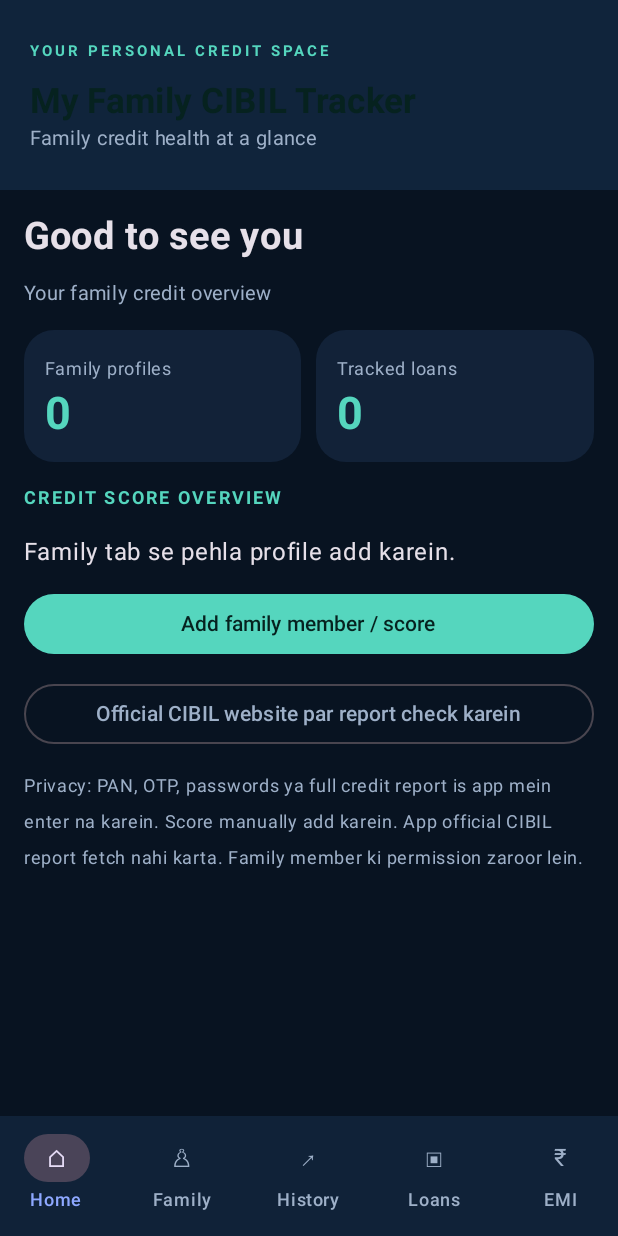
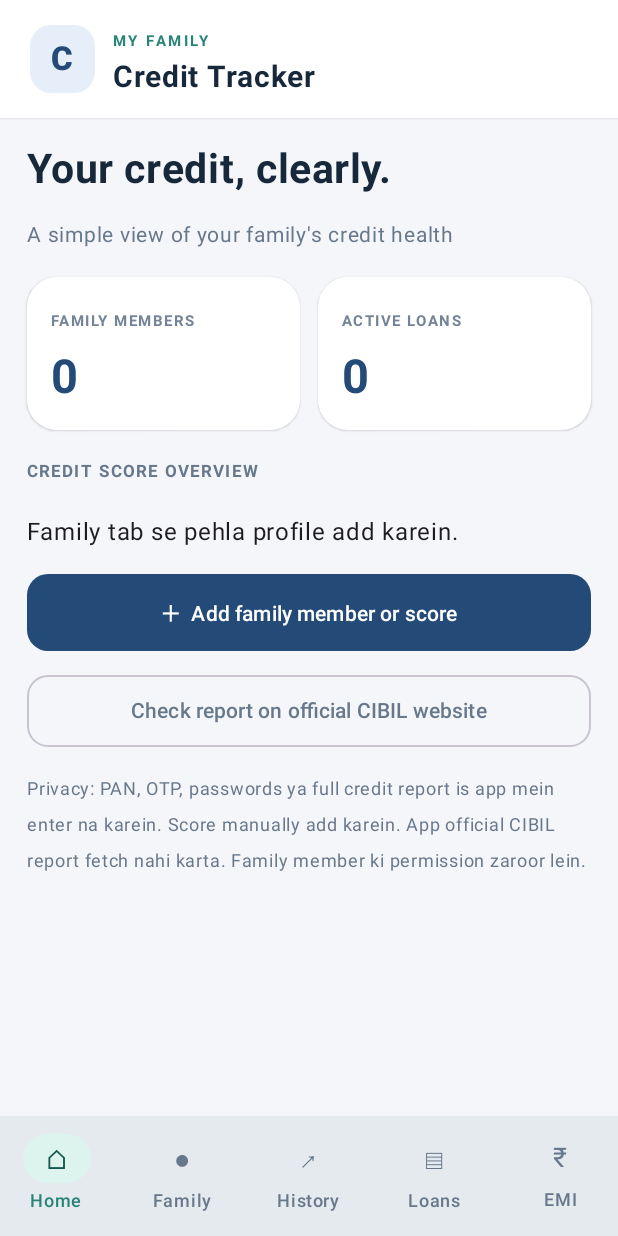
Before and after one commit to athh9394-jpg/Cosmic-Planet-Maker, an Android app built with Jetpack Compose: the screen it shows after launch (MainActivity), on a phone screen of 412 x 824 dp. Run offline under Robolectric (Android 15) with nearby library versions, the phone set to English and light mode, and no system bars.

Commit message:
Redesign tracker with clean premium light fintech interface

```diff
--- a/MyFamilyCibilTracker/app/src/main/java/com/myfamilycibiltracker/MainActivity.kt
+++ b/MyFamilyCibilTracker/app/src/main/java/com/myfamilycibiltracker/MainActivity.kt
@@ -35,13 +35,26 @@ class MainActivity : ComponentActivity() {
     override fun onCreate(savedInstanceState: Bundle?) {
         super.onCreate(savedInstanceState)
         setContent {
-            val colors = darkColorScheme(
-                primary = Color(0xFF55D6BE), onPrimary = Color(0xFF06221F),
-                secondary = Color(0xFF8EA8FF), background = Color(0xFF081321),
-                surface = Color(0xFF122238), onSurface = Color(0xFFEAF2FF),
-                onSurfaceVariant = Color(0xFF9EB0C8)
+            val colors = lightColorScheme(
+                primary = Color(0xFF244A78), onPrimary = Color.White,
+                primaryContainer = Color(0xFFE5EEF9), onPrimaryContainer = Color(0xFF173454),
+                secondary = Color(0xFF278477), onSecondary = Color.White,
+                secondaryContainer = Color(0xFFDDF3ED), onSecondaryContainer = Color(0xFF14574F),
+                tertiary = Color(0xFFD18A42), background = Color(0xFFF4F6FA),
+                surface = Color.White, onSurface = Color(0xFF18283B),
+                surfaceVariant = Color(0xFFEDF1F6), onSurfaceVariant = Color(0xFF68788B),
+                outline = Color(0xFFD7DFE8), error = Color(0xFFB94B4B)
             )
-            MaterialTheme(colorScheme = colors) { TrackerApp() }
+            MaterialTheme(
+                colorScheme = colors,
+                shapes = Shapes(
+                    extraSmall = RoundedCornerShape(8.dp),
+                    small = RoundedCornerShape(12.dp),
+                    medium = RoundedCornerShape(18.dp),
+                    large = RoundedCornerShape(24.dp),
+                    extraLarge = RoundedCornerShape(28.dp)
+                )
+            ) { TrackerApp() }
         }
     }
 }
@@ -58,22 +71,30 @@ fun TrackerApp() {
     Scaffold(
         containerColor = MaterialTheme.colorScheme.background,
         topBar = {
-            Surface(color = Color(0xFF10243B)) {
-                Column(Modifier.fillMaxWidth().padding(horizontal = 20.dp, vertical = 22.dp)) {
-                    Text("YOUR PERSONAL CREDIT SPACE", color = MaterialTheme.colorScheme.primary, fontSize = 10.sp, fontWeight = FontWeight.Bold, letterSpacing = 2.sp)
-                    Spacer(Modifier.height(8.dp))
-                    Text("My Family CIBIL Tracker", color = MaterialTheme.colorScheme.onPrimary,
-                        fontSize = 23.sp, fontWeight = FontWeight.Bold)
-                    Text("Family credit health at a glance", color = Color(0xFF9EB0C8), fontSize = 13.sp)
+            Surface(color = Color.White, shadowElevation = 1.dp) {
+                Row(Modifier.fillMaxWidth().padding(horizontal = 20.dp, vertical = 15.dp),
+                    horizontalArrangement = Arrangement.spacedBy(12.dp),
+                    verticalAlignment = androidx.compose.ui.Alignment.CenterVertically) {
+                    Surface(shape = RoundedCornerShape(14.dp), color = Color(0xFFE5EEF9)) {
+                        Text("C", Modifier.padding(horizontal = 14.dp, vertical = 9.dp),
+                            color = Color(0xFF244A78), fontSize = 22.sp, fontWeight = FontWeight.ExtraBold)
+                    }
+                    Column {
+                        Text("MY FAMILY", color = Color(0xFF278477), fontSize = 10.sp,
+                            fontWeight = FontWeight.Bold, letterSpacing = 1.7.sp)
+                        Text("Credit Tracker", color = Color(0xFF18283B),
+                            fontSize = 20.sp, fontWeight = FontWeight.Bold)
+                    }
                 }
             }
         },
         bottomBar = {
-            NavigationBar(containerColor = Color(0xFF102238), contentColor = MaterialTheme.colorScheme.primary) {
+            NavigationBar(containerColor = Color.White, contentColor = MaterialTheme.colorScheme.primary,
+                tonalElevation = 8.dp) {
                 listOf("Home", "Family", "History", "Loans", "EMI").forEach { item ->
                     NavigationBarItem(
                         selected = page == item, onClick = { page = item },
-                        icon = { Text(when (item) { "Home" -> "⌂"; "Family" -> "♙"; "History" -> "↗"; "Loans" -> "▣"; else -> "₹" }) },
+                        icon = { Text(when (item) { "Home" -> "⌂"; "Family" -> "●"; "History" -> "↗"; "Loans" -> "▤"; else -> "₹" }, fontSize = 18.sp) },
                         label = { Text(item) }
                     )
                 }
@@ -81,27 +102,31 @@ fun TrackerApp() {
         }
     ) { padding ->
         Column(
-            Modifier.padding(padding).fillMaxSize().verticalScroll(rememberScrollState()).padding(16.dp),
-            verticalArrangement = Arrangement.spacedBy(12.dp)
+            Modifier.padding(padding).fillMaxSize().verticalScroll(rememberScrollState()).padding(horizontal = 18.dp, vertical = 18.dp),
+            verticalArrangement = Arrangement.spacedBy(16.dp)
         ) {
             when (page) {
                 "Home" -> {
-                    Text("Good to see you", fontSize = 25.sp, fontWeight = FontWeight.Bold)
-                    Text("Your family credit overview", color = MaterialTheme.colorScheme.onSurfaceVariant, fontSize = 13.sp)
-                    Row(horizontalArrangement = Arrangement.spacedBy(10.dp)) {
-                        SummaryCard("Family profiles", members.size.toString(), Modifier.weight(1f))
-                        SummaryCard("Tracked loans", loans.size.toString(), Modifier.weight(1f))
+                    Text("Your credit, clearly.", fontSize = 27.sp, fontWeight = FontWeight.Bold, color = Color(0xFF18283B))
+                    Text("A simple view of your family's credit health", color = MaterialTheme.colorScheme.onSurfaceVariant, fontSize = 14.sp)
+                    Row(horizontalArrangement = Arrangement.spacedBy(12.dp)) {
+                        SummaryCard("FAMILY MEMBERS", members.size.toString(), Modifier.weight(1f))
+                        SummaryCard("ACTIVE LOANS", loans.size.toString(), Modifier.weight(1f))
                     }
                     val latest = history.groupBy { it.member }.mapValues { it.value.maxByOrNull { e -> e.date } }
-                    Text("CREDIT SCORE OVERVIEW", fontWeight = FontWeight.Bold, fontSize = 12.sp, color = MaterialTheme.colorScheme.primary, letterSpacing = 1.5.sp)
+                    Text("CREDIT SCORE OVERVIEW", fontWeight = FontWeight.Bold, fontSize = 11.sp, color = Color(0xFF68788B), letterSpacing = 1.4.sp)
                     if (members.isEmpty()) Text("Family tab se pehla profile add karein.")
                     members.forEach { member ->
                         val entry = latest[member.name]
                         MemberCard(member.copy(score = entry?.score ?: member.score), entry?.date)
                     }
-                    Button(onClick = { page = "Family" }, modifier = Modifier.fillMaxWidth()) { Text("Add family member / score") }
-                    OutlinedButton(onClick = { openCibil(context) }, modifier = Modifier.fillMaxWidth()) {
-                        Text("Official CIBIL website par report check karein")
+                    Button(onClick = { page = "Family" }, modifier = Modifier.fillMaxWidth(),
+                        shape = RoundedCornerShape(14.dp), contentPadding = PaddingValues(vertical = 15.dp)) {
+                        Text("＋  Add family member or score", fontWeight = FontWeight.SemiBold)
+                    }
+                    OutlinedButton(onClick = { openCibil(context) }, modifier = Modifier.fillMaxWidth(),
+                        shape = RoundedCornerShape(14.dp), contentPadding = PaddingValues(vertical = 14.dp)) {
+                        Text("Check report on official CIBIL website")
                     }
                 }
                 "Family" -> FamilyPage(members, { name ->
@@ -137,24 +162,37 @@ fun TrackerApp() {
 
 @Composable
 fun SummaryCard(label: String, value: String, modifier: Modifier = Modifier) {
-    Card(modifier, shape = RoundedCornerShape(20.dp), colors = CardDefaults.cardColors(containerColor = MaterialTheme.colorScheme.surface)) {
-        Column(Modifier.padding(14.dp)) {
-            Text(label, color = MaterialTheme.colorScheme.onSurfaceVariant, fontSize = 12.sp)
-            Text(value, fontSize = 30.sp, fontWeight = FontWeight.Bold, color = MaterialTheme.colorScheme.primary)
+    Card(modifier, shape = RoundedCornerShape(20.dp),
+        colors = CardDefaults.cardColors(containerColor = Color.White),
+        elevation = CardDefaults.cardElevation(defaultElevation = 1.dp)) {
+        Column(Modifier.padding(horizontal = 16.dp, vertical = 17.dp),
+            verticalArrangement = Arrangement.spacedBy(7.dp)) {
+            Text(label, color = Color(0xFF748397), fontSize = 10.sp,
+                fontWeight = FontWeight.Bold, letterSpacing = 1.sp)
+            Text(value, fontSize = 31.sp, fontWeight = FontWeight.Bold, color = Color(0xFF244A78))
         }
     }
 }
 
 @Composable
 fun MemberCard(member: Member, date: Long?) {
-    Card(Modifier.fillMaxWidth(), shape = RoundedCornerShape(18.dp), colors = CardDefaults.cardColors(containerColor = MaterialTheme.colorScheme.surface)) {
-        Row(Modifier.fillMaxWidth().padding(14.dp), horizontalArrangement = Arrangement.SpaceBetween) {
-            Column {
-                Text(member.name, fontWeight = FontWeight.SemiBold)
-                Text(if (date == null) "No score saved yet" else "Updated: ${formatDate(date)}", fontSize = 12.sp)
+    Card(Modifier.fillMaxWidth(), shape = RoundedCornerShape(18.dp),
+        colors = CardDefaults.cardColors(containerColor = Color.White),
+        elevation = CardDefaults.cardElevation(defaultElevation = 1.dp)) {
+        Row(Modifier.fillMaxWidth().padding(horizontal = 17.dp, vertical = 16.dp),
+            horizontalArrangement = Arrangement.SpaceBetween,
+            verticalAlignment = androidx.compose.ui.Alignment.CenterVertically) {
+            Column(verticalArrangement = Arrangement.spacedBy(5.dp)) {
+                Text(member.name, fontWeight = FontWeight.SemiBold, color = Color(0xFF18283B), fontSize = 15.sp)
+                Text(if (date == null) "No score saved yet" else "Updated " + formatDate(date),
+                    fontSize = 11.sp, color = Color(0xFF748397))
             }
-            Text(if (member.score == 0) "—" else member.score.toString(),
-                fontSize = 23.sp, fontWeight = FontWeight.Bold)
+            Column(horizontalAlignment = androidx.compose.ui.Alignment.End) {
+                Text(if (member.score == 0) "—" else member.score.toString(),
+                    fontSize = 25.sp, fontWeight = FontWeight.Bold,
+                    color = if (member.score >= 750) Color(0xFF278477) else Color(0xFF244A78))
+                Text("CIBIL SCORE", fontSize = 9.sp, letterSpacing = 1.sp, color = Color(0xFF8794A5))
+            }
         }
     }
 }
```
